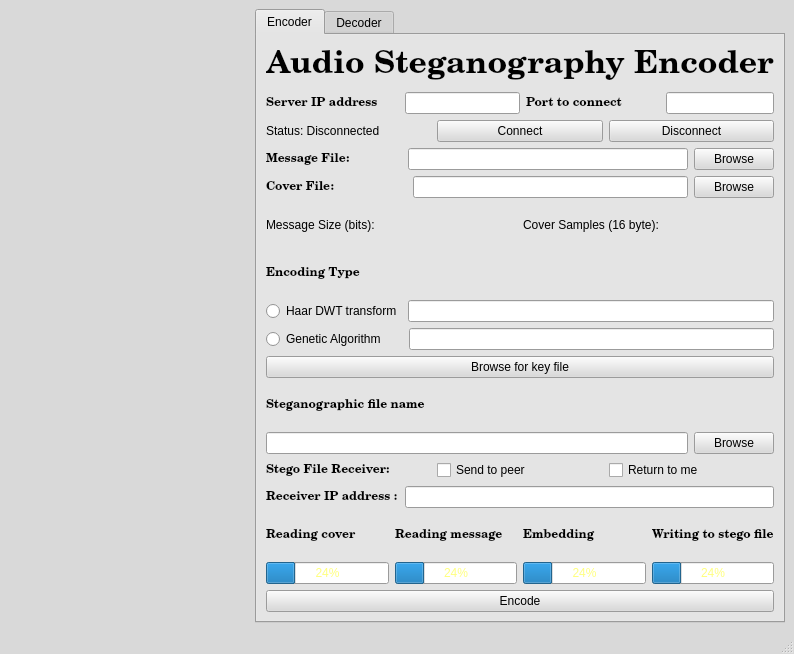
Old version of the form src/ClientGUI.ui in the repository jrgouws16/Audio-Steganograpy.
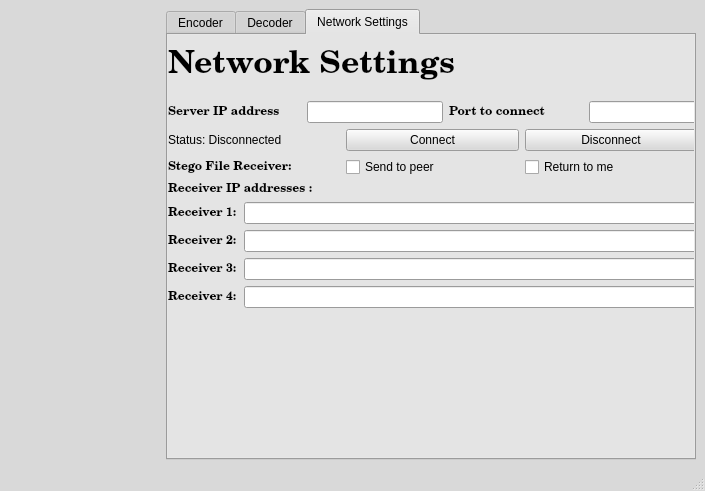
New version of the form.

What changed in the file:
```diff
--- a/src/ClientGUI.ui
+++ b/src/ClientGUI.ui
@@ -6,8 +6,8 @@
    <rect>
     <x>0</x>
     <y>0</y>
-    <width>794</width>
-    <height>654</height>
+    <width>705</width>
+    <height>491</height>
    </rect>
   </property>
   <property name="palette">
@@ -457,7 +457,7 @@
          <enum>QTabWidget::Rounded</enum>
         </property>
         <property name="currentIndex">
-         <number>0</number>
+         <number>2</number>
         </property>
         <widget class="QWidget" name="tab">
          <attribute name="title">
@@ -518,88 +518,6 @@
               </property>
              </widget>
             </item>
-            <item>
-             <layout class="QHBoxLayout" name="horizontalLayout">
-              <item>
-               <widget class="QLabel" name="label_type_5">
-                <property name="font">
-                 <font>
-                  <family>Century Schoolbook L</family>
-                  <weight>75</weight>
-                  <bold>true</bold>
-                 </font>
-                </property>
-                <property name="text">
-                 <string>Server IP address      </string>
-                </property>
-               </widget>
-              </item>
-              <item>
-               <widget class="QLineEdit" name="lineEdit_server_ip">
-                <property name="text">
-                 <string/>
-                </property>
-               </widget>
-              </item>
-              <item>
-               <layout class="QHBoxLayout" name="horizontalLayout_14">
-                <item>
-                 <widget class="QLabel" name="label_type_12">
-                  <property name="font">
-                   <font>
-                    <family>Century Schoolbook L</family>
-                    <weight>75</weight>
-                    <bold>true</bold>
-                   </font>
-                  </property>
-                  <property name="text">
-                   <string>Port to connect           </string>
-                  </property>
-                 </widget>
-                </item>
-                <item>
-                 <widget class="QLineEdit" name="lineEdit_server_port">
-                  <property name="text">
-                   <string/>
-                  </property>
-                 </widget>
-                </item>
-               </layout>
-              </item>
-             </layout>
-            </item>
-            <item>
-             <layout class="QHBoxLayout" name="horizontalLayout_15">
-              <item>
-               <widget class="QLabel" name="label_server_status">
-                <property name="font">
-                 <font>
-                  <family>MS Shell Dlg 2</family>
-                  <weight>50</weight>
-                  <bold>false</bold>
-                 </font>
-                </property>
-                <property name="text">
-                 <string>Status: Disconnected</string>
-                </property>
-               </widget>
-              </item>
-              <item>
-               <widget class="QPushButton" name="pushButton_connect">
-                <property name="text">
-                 <string>Connect</string>
-                </property>
-               </widget>
-              </item>
-              <item>
-               <widget class="QPushButton" name="pushButton_disconnect">
-                <property name="text">
-                 <string>Disconnect</string>
-                </property>
-               </widget>
-              </item>
-             </layout>
-            </item>
             <item>
              <layout class="QHBoxLayout" name="horizontalLayout_2">
               <item>
@@ -664,24 +582,6 @@
               </item>
              </layout>
             </item>
-            <item>
-             <layout class="QHBoxLayout" name="horizontalLayout_3">
-              <item>
-               <widget class="QLabel" name="label_msg_size">
-                <property name="text">
-                 <string>Message Size (bits):</string>
-                </property>
-               </widget>
-              </item>
-              <item>
-               <widget class="QLabel" name="label_cover_size">
-                <property name="text">
-                 <string>Cover Samples (16 byte):</string>
-                </property>
-               </widget>
-              </item>
-             </layout>
-            </item>
             <item>
              <widget class="QLabel" name="label_type">
               <property name="font">
@@ -779,91 +679,6 @@
               </property>
              </widget>
             </item>
-            <item>
-             <widget class="QLabel" name="label_type_6">
-              <property name="font">
-               <font>
-                <family>Century Schoolbook L</family>
-                <weight>75</weight>
-                <bold>true</bold>
-               </font>
-              </property>
-              <property name="text">
-               <string>Steganographic file name</string>
-              </property>
-             </widget>
-            </item>
-            <item>
-             <layout class="QHBoxLayout" name="horizontalLayout_7">
-              <item>
-               <widget class="QLineEdit" name="lineEdit_stegopath">
-                <property name="text">
-                 <string/>
-                </property>
-               </widget>
-              </item>
-              <item>
-               <widget class="QPushButton" name="pushButton_browse_stego">
-                <property name="text">
-                 <string>Browse</string>
-                </property>
-               </widget>
-              </item>
-             </layout>
-            </item>
-            <item>
-             <layout class="QHBoxLayout" name="horizontalLayout_12">
-              <item>
-               <widget class="QLabel" name="label_type_11">
-                <property name="font">
-                 <font>
-                  <family>Century Schoolbook L</family>
-                  <weight>75</weight>
-                  <bold>true</bold>
-                 </font>
-                </property>
-                <property name="text">
-                 <string>Stego File Receiver:</string>
-                </property>
-               </widget>
-              </item>
-              <item>
-               <widget class="QCheckBox" name="checkBox_oeer">
-                <property name="text">
-                 <string>Send to peer</string>
-                </property>
-               </widget>
-              </item>
-              <item>
-               <widget class="QCheckBox" name="checkBox_local">
-                <property name="text">
-                 <string>Return to me</string>
-                </property>
-               </widget>
-              </item>
-             </layout>
-            </item>
-            <item>
-             <layout class="QHBoxLayout" name="horizontalLayout_13">
-              <item>
-               <widget class="QLabel" name="label_type_receiver_IP">
-                <property name="font">
-                 <font>
-                  <family>Century Schoolbook L</family>
-                  <weight>75</weight>
-                  <bold>true</bold>
-                 </font>
-                </property>
-                <property name="text">
-                 <string>Receiver IP address :</string>
-                </property>
-               </widget>
-              </item>
-              <item>
-               <widget class="QLineEdit" name="lineEdit_receiver_IP"/>
-              </item>
-             </layout>
-            </item>
             <item>
              <layout class="QHBoxLayout" name="horizontalLayout_8">
               <item>
@@ -1259,6 +1074,299 @@
           </item>
          </layout>
         </widget>
+        <widget class="QWidget" name="tab_3">
+         <attribute name="title">
+          <string>Network Settings</string>
+         </attribute>
+         <widget class="QWidget" name="layoutWidget">
+          <property name="geometry">
+           <rect>
+            <x>0</x>
+            <y>0</y>
+            <width>529</width>
+            <height>273</height>
+           </rect>
+          </property>
+          <layout class="QVBoxLayout" name="verticalLayout_3">
+           <item>
+            <widget class="QLabel" name="label_title_2">
+             <property name="palette">
+              <palette>
+               <active>
+                <colorrole role="Text">
+                 <brush brushstyle="SolidPattern">
+                  <color alpha="255">
+                   <red>46</red>
+                   <green>255</green>
+                   <blue>14</blue>
+                  </color>
+                 </brush>
+                </colorrole>
+               </active>
+               <inactive>
+                <colorrole role="Text">
+                 <brush brushstyle="SolidPattern">
+                  <color alpha="255">
+                   <red>46</red>
+                   <green>255</green>
+                   <blue>14</blue>
+                  </color>
+                 </brush>
+                </colorrole>
+               </inactive>
+               <disabled>
+                <colorrole role="Text">
+                 <brush brushstyle="SolidPattern">
+                  <color alpha="255">
+                   <red>108</red>
+                   <green>108</green>
+                   <blue>108</blue>
+                  </color>
+                 </brush>
+                </colorrole>
+               </disabled>
+              </palette>
+             </property>
+             <property name="font">
+              <font>
+               <family>Century Schoolbook L</family>
+               <pointsize>24</pointsize>
+               <weight>75</weight>
+               <bold>true</bold>
+              </font>
+             </property>
+             <property name="text">
+              <string>Network Settings</string>
+             </property>
+            </widget>
+           </item>
+           <item>
+            <layout class="QHBoxLayout" name="horizontalLayout">
+             <item>
+              <widget class="QLabel" name="label_type_5">
+               <property name="font">
+                <font>
+                 <family>Century Schoolbook L</family>
+                 <weight>75</weight>
+                 <bold>true</bold>
+                </font>
+               </property>
+               <property name="text">
+                <string>Server IP address      </string>
+               </property>
+              </widget>
+             </item>
+             <item>
+              <widget class="QLineEdit" name="lineEdit_server_ip">
+               <property name="text">
+                <string/>
+               </property>
+              </widget>
+             </item>
+             <item>
+              <layout class="QHBoxLayout" name="horizontalLayout_14">
+               <item>
+                <widget class="QLabel" name="label_type_12">
+                 <property name="font">
+                  <font>
+                   <family>Century Schoolbook L</family>
+                   <weight>75</weight>
+                   <bold>true</bold>
+                  </font>
+                 </property>
+                 <property name="text">
+                  <string>Port to connect           </string>
+                 </property>
+                </widget>
+               </item>
+               <item>
+                <widget class="QLineEdit" name="lineEdit_server_port">
+                 <property name="text">
+                  <string/>
+                 </property>
+                </widget>
+               </item>
+              </layout>
+             </item>
+            </layout>
+           </item>
+           <item>
+            <layout class="QHBoxLayout" name="horizontalLayout_15">
+             <item>
+              <widget class="QLabel" name="label_server_status">
+               <property name="font">
+                <font>
+                 <family>MS Shell Dlg 2</family>
+                 <weight>50</weight>
+                 <bold>false</bold>
+                </font>
+               </property>
+               <property name="text">
+                <string>Status: Disconnected</string>
+               </property>
+              </widget>
+             </item>
+             <item>
+              <widget class="QPushButton" name="pushButton_connect">
+               <property name="text">
+                <string>Connect</string>
+               </property>
+              </widget>
+             </item>
+             <item>
+              <widget class="QPushButton" name="pushButton_disconnect">
+               <property name="text">
+                <string>Disconnect</string>
+               </property>
+              </widget>
+             </item>
+            </layout>
+           </item>
+           <item>
+            <layout class="QHBoxLayout" name="horizontalLayout_12">
+             <item>
+              <widget class="QLabel" name="label_type_11">
+               <property name="font">
+                <font>
+                 <family>Century Schoolbook L</family>
+                 <weight>75</weight>
+                 <bold>true</bold>
+                </font>
+               </property>
+               <property name="text">
+                <string>Stego File Receiver:</string>
+               </property>
+              </widget>
+             </item>
+             <item>
+              <widget class="QCheckBox" name="checkBox_peer">
+               <property name="text">
+                <string>Send to peer</string>
+               </property>
+              </widget>
+             </item>
+             <item>
+              <widget class="QCheckBox" name="checkBox_local">
+               <property name="text">
+                <string>Return to me</string>
+               </property>
+              </widget>
+             </item>
+            </layout>
+           </item>
+           <item>
+            <layout class="QHBoxLayout" name="horizontalLayout_13">
+             <item>
+              <layout class="QVBoxLayout" name="verticalLayout_4">
+               <item>
+                <widget class="QLabel" name="label_type_receiver_IP">
+                 <property name="font">
+                  <font>
+                   <family>Century Schoolbook L</family>
+                   <weight>75</weight>
+                   <bold>true</bold>
+                  </font>
+                 </property>
+                 <property name="text">
+                  <string>Receiver IP addresses :</string>
+                 </property>
+                </widget>
+               </item>
+               <item>
+                <layout class="QVBoxLayout" name="verticalLayout_5">
+                 <item>
+                  <layout class="QHBoxLayout" name="horizontalLayout_3">
+                   <item>
+                    <widget class="QLabel" name="label_type_receiver_IP_2">
+                     <property name="font">
+                      <font>
+                       <family>Century Schoolbook L</family>
+                       <weight>75</weight>
+                       <bold>true</bold>
+                      </font>
+                     </property>
+                     <property name="text">
+                      <string>Receiver 1:</string>
+                     </property>
+                    </widget>
+                   </item>
+                   <item>
+                    <widget class="QLineEdit" name="lineEdit_receiver_IP_1"/>
+                   </item>
+                  </layout>
+                 </item>
+                 <item>
+                  <layout class="QHBoxLayout" name="horizontalLayout_16">
+                   <item>
+                    <widget class="QLabel" name="label_type_receiver_IP_3">
+                     <property name="font">
+                      <font>
+                       <family>Century Schoolbook L</family>
+                       <weight>75</weight>
+                       <bold>true</bold>
+                      </font>
+                     </property>
+                     <property name="text">
+                      <string>Receiver 2:</string>
+                     </property>
+                    </widget>
+                   </item>
+                   <item>
+                    <widget class="QLineEdit" name="lineEdit_receiver_IP_2"/>
+                   </item>
+                  </layout>
+                 </item>
+                 <item>
+                  <layout class="QHBoxLayout" name="horizontalLayout_17">
+                   <item>
+                    <widget class="QLabel" name="label_type_receiver_IP_4">
+                     <property name="font">
+                      <font>
+                       <family>Century Schoolbook L</family>
+                       <weight>75</weight>
+                       <bold>true</bold>
+                      </font>
+                     </property>
+                     <property name="text">
+                      <string>Receiver 3:</string>
+                     </property>
+                    </widget>
+                   </item>
+                   <item>
+                    <widget class="QLineEdit" name="lineEdit_receiver_IP_3"/>
+                   </item>
+                  </layout>
+                 </item>
+                 <item>
+                  <layout class="QHBoxLayout" name="horizontalLayout_18">
+                   <item>
+                    <widget class="QLabel" name="label_type_receiver_IP_5">
+                     <property name="font">
+                      <font>
+                       <family>Century Schoolbook L</family>
+                       <weight>75</weight>
+                       <bold>true</bold>
+                      </font>
+                     </property>
+                     <property name="text">
+                      <string>Receiver 4:</string>
+                     </property>
+                    </widget>
+                   </item>
+                   <item>
+                    <widget class="QLineEdit" name="lineEdit_receiver_IP_4"/>
+                   </item>
+                  </layout>
+                 </item>
+                </layout>
+               </item>
+              </layout>
+             </item>
+            </layout>
+           </item>
+          </layout>
+         </widget>
+        </widget>
        </widget>
       </item>
      </layout>
```
Left out of the diff: 212 changed lines with no effect on the pictures.
